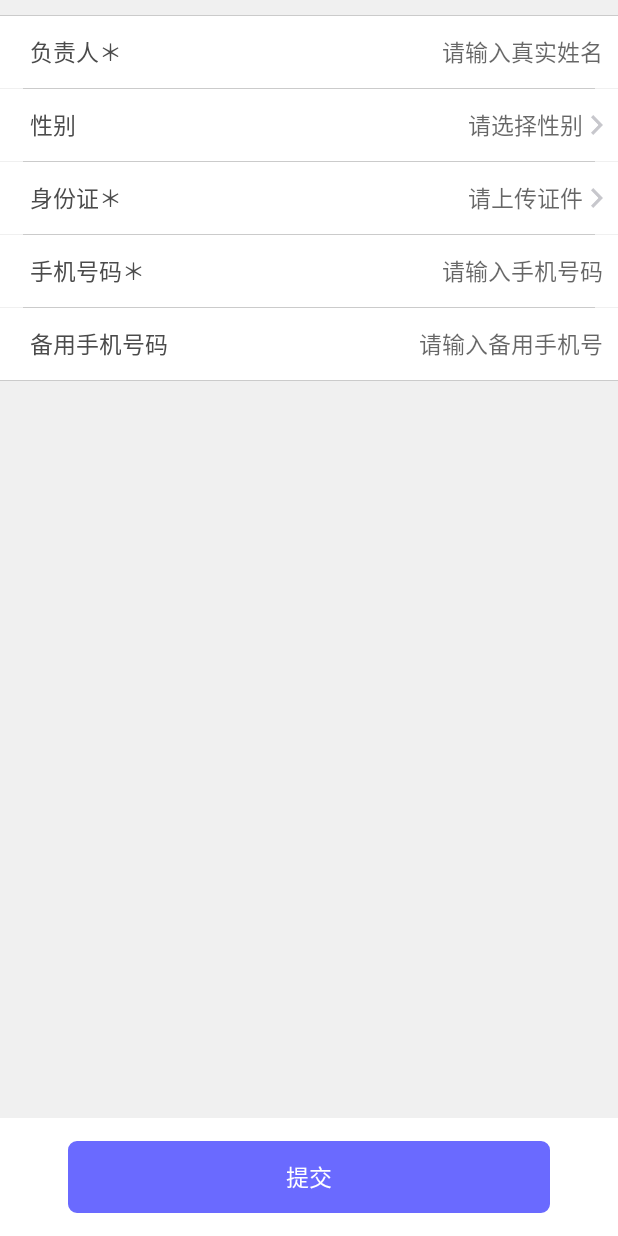
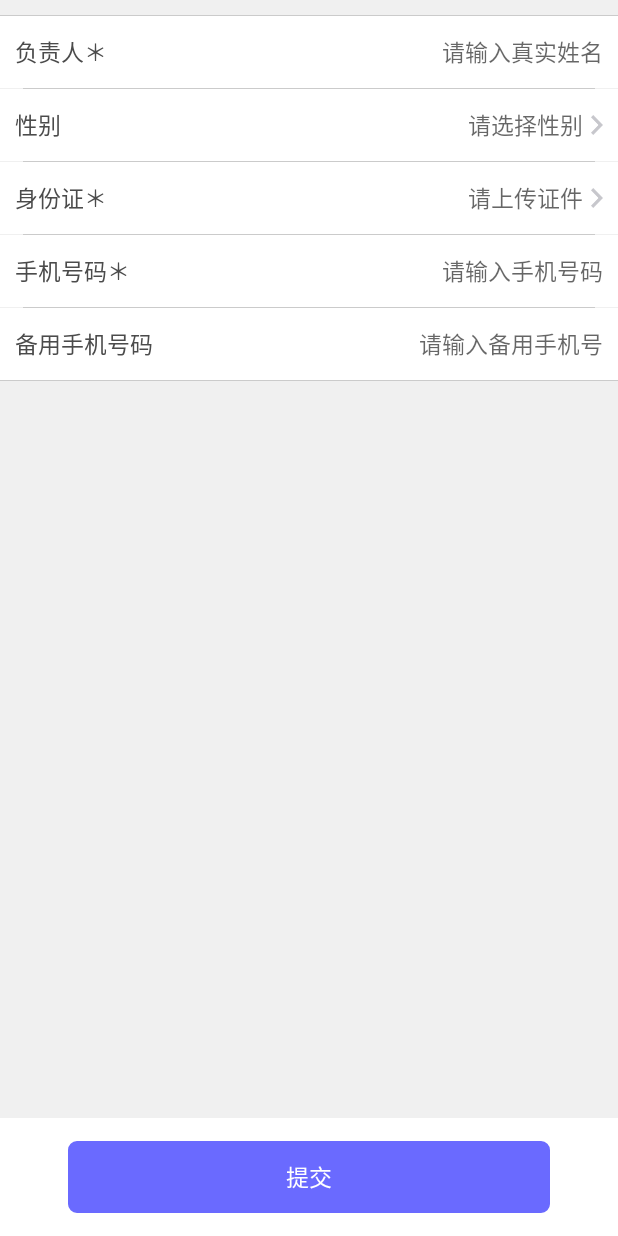
Before and after one commit to tony1989zhang/xbcandroidcarteam, an Android app: the layout act_respon_info.xml on its own in the app's theme, with its tools: preview values and no code run, on a phone screen of 412 x 824 dp. Run offline under Robolectric (Android 15) with nearby library versions, the phone set to English and light mode, and no system bars.

Commit message:
提交布局的修改

```diff
--- a/app/src/main/res/layout/act_respon_info.xml
+++ b/app/src/main/res/layout/act_respon_info.xml
@@ -45,7 +45,6 @@
                 <TextView
                     android:layout_width="0.0dip"
                     android:layout_height="wrap_content"
-                    android:layout_marginLeft="10.0dip"
                     android:layout_weight="1.0"
                     android:text="负责人＊"
                     android:textColor="@color/text_default_color"
@@ -91,7 +90,6 @@
                 <TextView
                     android:layout_width="0.0dip"
                     android:layout_height="wrap_content"
-                    android:layout_marginLeft="10.0dip"
                     android:layout_weight="1.0"
                     android:text="性别"
                     android:textColor="@color/text_default_color"
@@ -126,7 +124,6 @@
                 android:layout_height="wrap_content"
                 android:background="@drawable/bg_white_gray"
                 android:gravity="center_vertical"
-
                 android:minHeight="48.0dip"
                 android:paddingLeft="10.0dip"
                 android:paddingRight="10.0dip">
@@ -138,7 +135,6 @@
                 <TextView
                     android:layout_width="0.0dip"
                     android:layout_height="wrap_content"
-                    android:layout_marginLeft="10.0dip"
                     android:layout_weight="1.0"
                     android:text="身份证＊"
                     android:textColor="@color/text_default_color"
@@ -186,7 +182,6 @@
                 <TextView
                     android:layout_width="0.0dip"
                     android:layout_height="wrap_content"
-                    android:layout_marginLeft="10.0dip"
                     android:layout_weight="1.0"
                     android:text="手机号码＊"
                     android:textColor="@color/text_default_color"
@@ -234,7 +229,6 @@
                 <TextView
                     android:layout_width="0.0dip"
                     android:layout_height="wrap_content"
-                    android:layout_marginLeft="10.0dip"
                     android:layout_weight="1.0"
                     android:text="备用手机号码"
                     android:textColor="@color/text_default_color"
```
